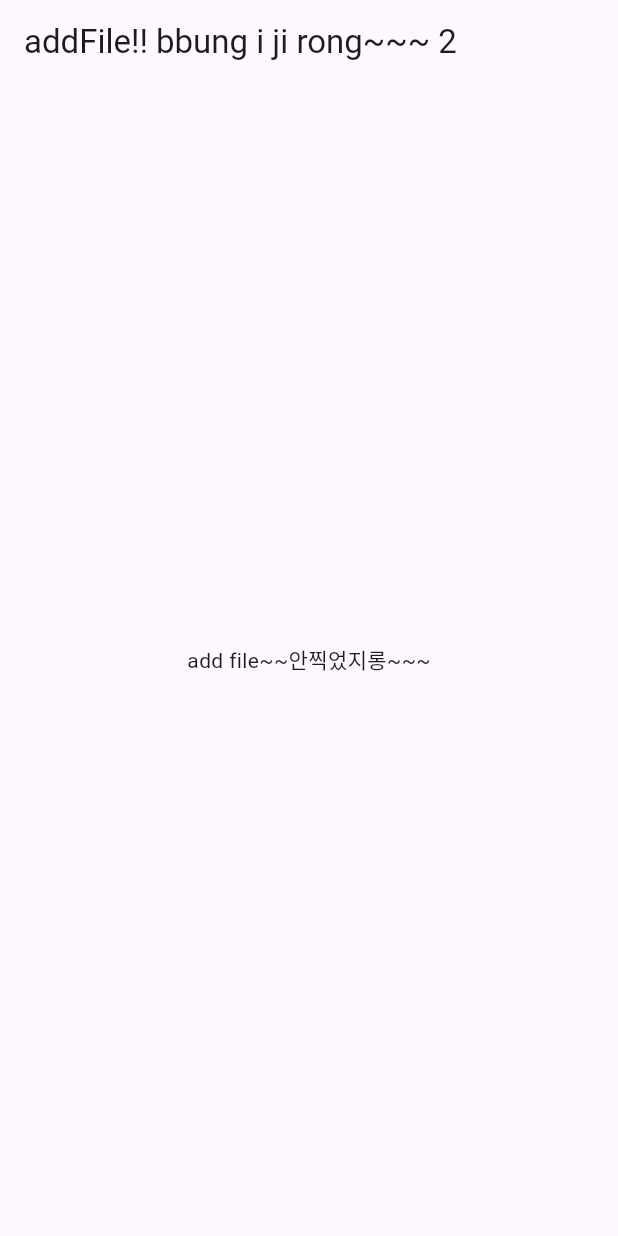
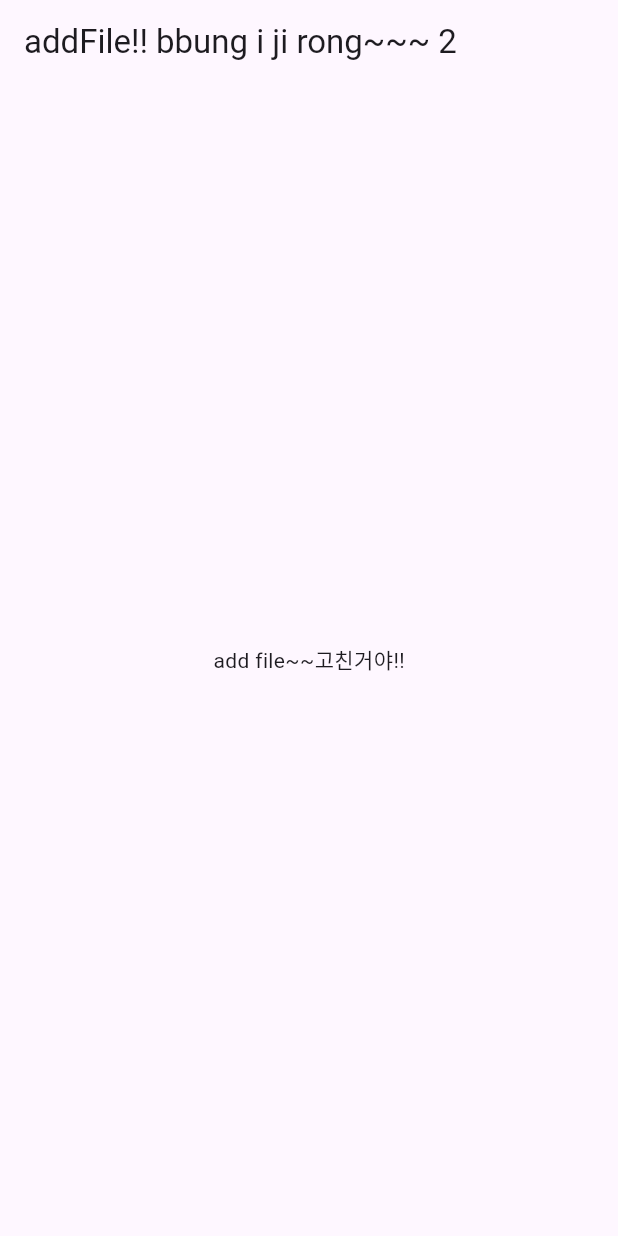
Before and after one commit to Nyong240/github, a Flutter app: the screen it shows after launch, on a phone screen of 412 x 824 dp. Run offline on Flutter 3.47's test engine with Material 3 defaults, Android fonts, the phone set to English and light mode, and no system bars.

Commit message:
Revert "Jihong"

```diff
--- a/lib/addfile.dart
+++ b/lib/addfile.dart
@@ -15,7 +15,7 @@ class _nameState extends State<name> {
         title: Text('addFile!! bbung i ji rong~~~ 2'),
       ),
       body: Center(
-        child: Text('add file~~안찍었지롱~~~'),
+        child: Text('add file~~고친거야!!'),
       ),
     );
   }
```
